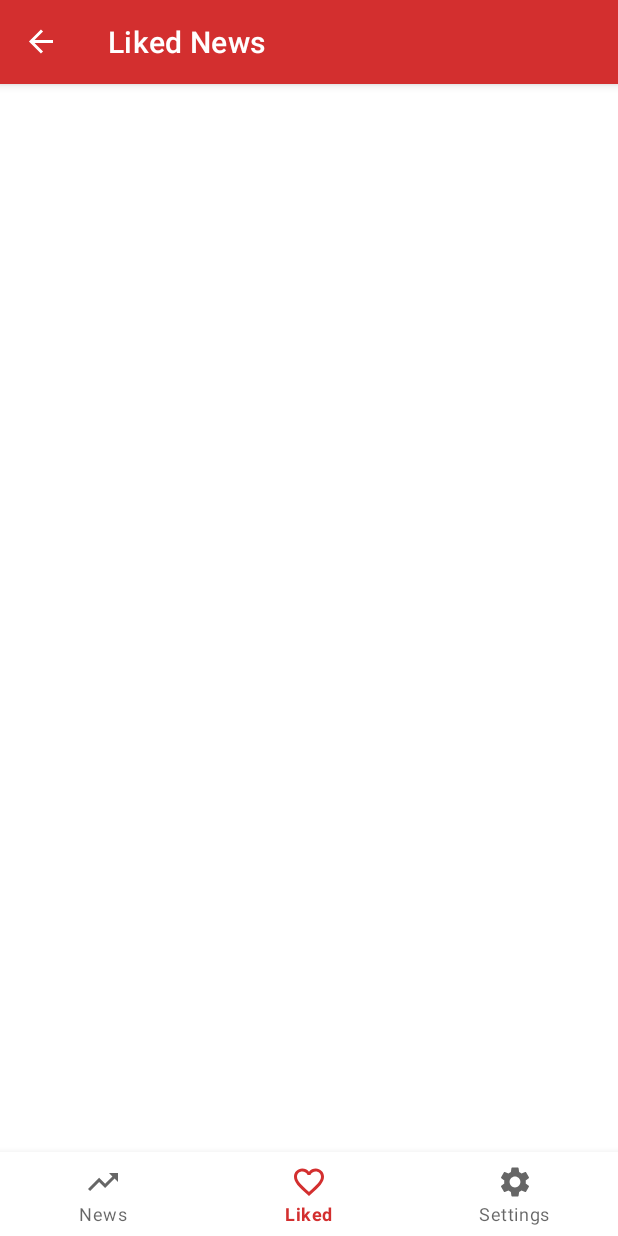
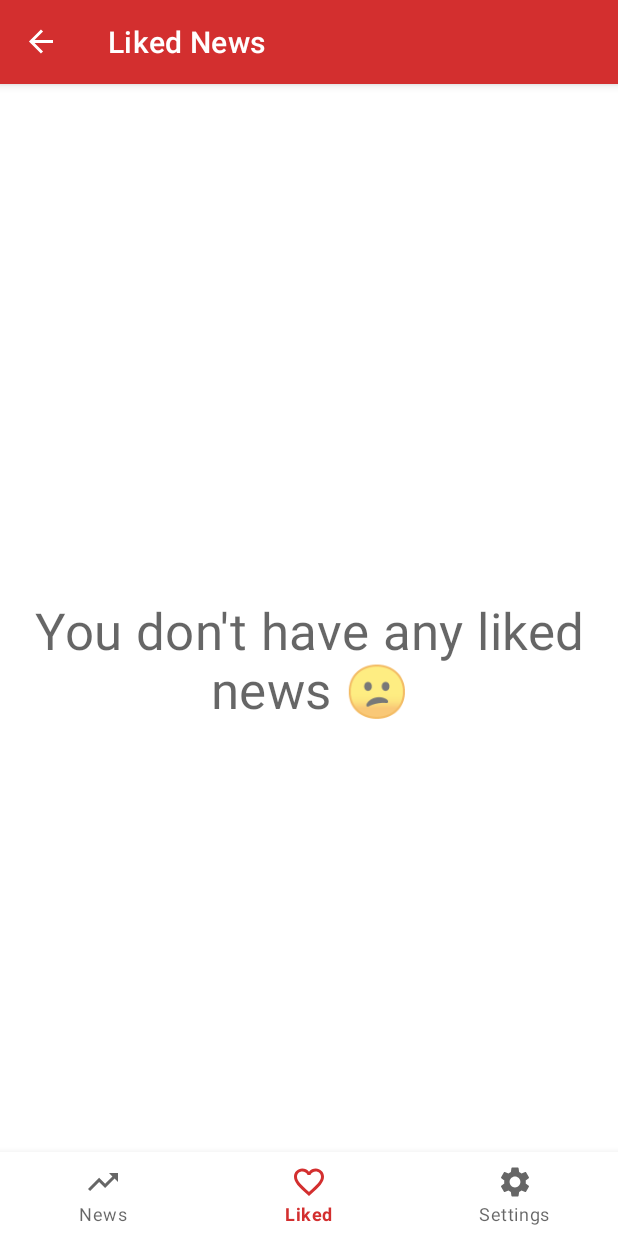
Before and after one commit to CzarqR/Newsi, an Android app: the LikedFragment screen opened through its navigation route, on a phone screen of 412 x 824 dp. Run offline under Robolectric (Android 15) with nearby library versions, the phone set to English and light mode, and no system bars; our stand-ins replace Dagger/Hilt's generated code, Room's generated code, Timber, navigation-ui, paging; libraries missing offline, so code that uses them is left out: androidx.hilt.lifecycle, com.myniprojects.livesh; 4 statements that could not run were skipped.

Commit message:
SplashScreen, correct loading and error state, LikedNews info about empty list

```diff
--- a/app/src/main/AndroidManifest.xml
+++ b/app/src/main/AndroidManifest.xml
@@ -21,7 +21,7 @@
         android:label="@string/app_name"
         android:roundIcon="@mipmap/ic_launcher_round"
         android:supportsRtl="true"
-        android:theme="@style/Theme.Newsi"
+        android:theme="@style/SplashScreenTheme"
         tools:ignore="UnusedAttribute">
         <activity android:name=".ui.MainActivity">
             <intent-filter>
--- a/app/src/main/java/com/myniprojects/newsi/adapters/newsrecycler/NewsRecyclerAdapter.kt
+++ b/app/src/main/java/com/myniprojects/newsi/adapters/newsrecycler/NewsRecyclerAdapter.kt
@@ -19,7 +19,7 @@ class NewsRecyclerAdapter(
         {
             R.layout.news_recycler_item ->
             {
-                NewsViewHolder.from(parent)
+                NewsViewHolder.create(parent)
             }
             R.layout.news_separator_item ->
             {
--- a/app/src/main/java/com/myniprojects/newsi/adapters/newsrecycler/NewsViewHolder.kt
+++ b/app/src/main/java/com/myniprojects/newsi/adapters/newsrecycler/NewsViewHolder.kt
@@ -12,7 +12,7 @@ class NewsViewHolder private constructor(
 {
     companion object
     {
-        fun from(parent: ViewGroup): NewsViewHolder
+        fun create(parent: ViewGroup): NewsViewHolder
         {
             val layoutInflater = LayoutInflater.from(parent.context)
             val binding = NewsRecyclerItemBinding.inflate(layoutInflater, parent, false)
--- a/app/src/main/java/com/myniprojects/newsi/db/DomainNewsDao.kt
+++ b/app/src/main/java/com/myniprojects/newsi/db/DomainNewsDao.kt
@@ -1,5 +1,6 @@
 package com.myniprojects.newsi.db
 
+import androidx.lifecycle.LiveData
 import androidx.paging.PagingSource
 import androidx.room.Dao
 import androidx.room.Insert
@@ -23,4 +24,7 @@ interface DomainNewsDao
 
     @Query("SELECT COUNT(url) FROM domain_news WHERE url=:url")
     suspend fun checkIfLiked(url: String): Int
+
+    @Query("SELECT COUNT(url) FROM domain_news")
+    fun countLiked(): LiveData<Long>
 }
--- a/app/src/main/java/com/myniprojects/newsi/ui/MainActivity.kt
+++ b/app/src/main/java/com/myniprojects/newsi/ui/MainActivity.kt
@@ -31,8 +31,8 @@ class MainActivity : AppCompatActivity()
     {
 
         super.onCreate(savedInstanceState)
+        setTheme(R.style.Theme_Newsi)
         observeSharedPreferences()
-
         binding = ActivityMainBinding.inflate(layoutInflater)
         setContentView(binding.root)
 
--- a/app/src/main/java/com/myniprojects/newsi/ui/fragments/LikedFragment.kt
+++ b/app/src/main/java/com/myniprojects/newsi/ui/fragments/LikedFragment.kt
@@ -2,6 +2,7 @@ package com.myniprojects.newsi.ui.fragments
 
 import android.os.Bundle
 import android.view.View
+import androidx.core.view.isVisible
 import androidx.fragment.app.Fragment
 import androidx.fragment.app.activityViewModels
 import androidx.lifecycle.lifecycleScope
@@ -58,12 +59,6 @@ class LikedFragment : Fragment(R.layout.fragment_liked)
         }
 
         binding.recViewNews.adapter = newsRecyclerAdapter
-
-//        binding.recViewNews.adapter = newsRecyclerAdapter.withLoadStateHeaderAndFooter(
-//            header = NewsLoadStateAdapter { newsRecyclerAdapter.retry() },
-//            footer = NewsLoadStateAdapter { newsRecyclerAdapter.retry() }
-//        )
-
     }
 
     private fun likeNews(news: News)
@@ -77,6 +72,7 @@ class LikedFragment : Fragment(R.layout.fragment_liked)
     {
         Timber.d("Opened $news")
 
+        viewModel.openNews(news)
         if (viewModel.openInExternal.value == true)
         {
             if (!openWeb(news.url))
@@ -98,6 +94,22 @@ class LikedFragment : Fragment(R.layout.fragment_liked)
                 binding.recViewNews.layoutManager?.onRestoreInstanceState(it)
             }
         })
+
+        viewModel.countLikeNews.observe(viewLifecycleOwner, {
+            with(binding)
+            {
+                if (it == 0L)
+                {
+                    recViewNews.isVisible = false
+                    txtNoLiked.isVisible = true
+                }
+                else
+                {
+                    recViewNews.isVisible = true
+                    txtNoLiked.isVisible = false
+                }
+            }
+        })
     }
 
 
--- a/app/src/main/java/com/myniprojects/newsi/utils/BindingAdapters.kt
+++ b/app/src/main/java/com/myniprojects/newsi/utils/BindingAdapters.kt
@@ -31,6 +31,7 @@ fun ImageView.bindImage(imgUrl: String?)
     else
     {
         val imgUri = imgUrl.toUri().buildUpon().scheme("https").build()
+        this@bindImage.maxHeight = this@bindImage.context.dpToPx(250f).toInt()
 
 
         Glide.with(context)
@@ -113,7 +114,6 @@ fun MaterialButton.setSelection(isLiked: Boolean?)
 @BindingAdapter("timeFormat")
 fun TextView.setTimeFormat(date: String?)
 {
-    // todo validation, some news have different date format
     if (date != null)
     {
         if (Build.VERSION.SDK_INT >= Build.VERSION_CODES.O)
--- a/app/src/main/java/com/myniprojects/newsi/utils/Constants.kt
+++ b/app/src/main/java/com/myniprojects/newsi/utils/Constants.kt
@@ -59,5 +59,4 @@ object Constants
 
     // database
     const val DATABASE_NAME = "newsi.db"
-
 }
--- a/app/src/main/java/com/myniprojects/newsi/viewmodel/MainViewModel.kt
+++ b/app/src/main/java/com/myniprojects/newsi/viewmodel/MainViewModel.kt
@@ -136,6 +136,7 @@ class MainViewModel @ViewModelInject constructor(
     }
 
     val likedNews = newsRepository.getLikedNews().mapToRecyclerModel().cachedIn(viewModelScope)
+    val countLikeNews = appDatabase.domainNewsDao.countLiked()
 
 
     private fun Flow<PagingData<News>>.mapToRecyclerModel(): Flow<PagingData<NewsRecyclerModel>>
--- /dev/null
+++ b/app/src/main/res/drawable/ic_logo.xml
@@ -0,0 +1,23 @@
+<vector android:height="200dp" android:viewportHeight="64"
+    android:viewportWidth="64" android:width="200dp" xmlns:android="http://schemas.android.com/apk/res/android">
+    <path android:fillColor="#e5e4d1" android:pathData="m57,61h-50a4,4 0,0 1,-4 -4v-54h42l12,12z"/>
+    <path android:fillColor="#c6c3a7" android:pathData="m57,15h-12v-12z"/>
+    <path android:fillColor="#e5e4d1" android:pathData="m47,5h10v10z"/>
+    <path android:fillColor="#d3d1b6" android:pathData="m57,8h4a0,0 0,0 1,0 0v49a4,4 0,0 1,-4 4,0 0,0 0,1 0,0v-53a0,0 0,0 1,0 0z"/>
+    <path android:fillColor="#d75745" android:pathData="m13,14h-0.307l-3,-8h-3.693v10h2v-8h0.307l3,8h3.693v-10h-2z"/>
+    <path android:fillColor="#d75745" android:pathData="m32,14h-0.323l-1.748,-4.371a1,1 0,0 0,-1.858 0l-1.748,4.371h-0.323v-8h-2v9a1,1 0,0 0,1 1h2a1,1 0,0 0,0.929 -0.629l1.071,-2.679 1.071,2.679a1,1 0,0 0,0.929 0.629h2a1,1 0,0 0,1 -1v-9h-2z"/>
+    <path android:fillColor="#d75745" android:pathData="m17,16h5v-2h-3v-2h3v-2h-3v-2h3v-2h-5z"/>
+    <path android:fillColor="#d75745" android:pathData="m42,8v-2h-5a1,1 0,0 0,-1 1v4a1,1 0,0 0,1 1h3v2h-4v2h5a1,1 0,0 0,1 -1v-4a1,1 0,0 0,-1 -1h-3v-2z"/>
+    <path android:fillColor="#2d75bb" android:pathData="m6,18h48v2h-48z"/>
+    <path android:fillColor="#f9bb4b" android:pathData="m7,24h22v12h-22z"/>
+    <path android:fillColor="#394d5c" android:pathData="m6,43h14v2h-14z"/>
+    <path android:fillColor="#394d5c" android:pathData="m6,39h24v2h-24z"/>
+    <path android:fillColor="#394d5c" android:pathData="m6,47h22v2h-22z"/>
+    <path android:fillColor="#f9bb4b" android:pathData="m53,48l-14,-0l-0,-8l14,-0z"/>
+    <path android:fillColor="#2d75bb" android:pathData="m53,56l-46,-0l-0,-4l46,-0z"/>
+    <path android:fillColor="#f9bb4b" android:pathData="m33,24h20v4h-20z"/>
+    <path android:fillColor="#f9bb4b" android:pathData="m33,32h20v4h-20z"/>
+    <path android:fillColor="#394d5c" android:pathData="m32,39h4v2h-4z"/>
+    <path android:fillColor="#394d5c" android:pathData="m22,43h14v2h-14z"/>
+    <path android:fillColor="#394d5c" android:pathData="m30,47h6v2h-6z"/>
+</vector>
--- /dev/null
+++ b/app/src/main/res/drawable/splash_image.xml
@@ -0,0 +1,7 @@
+<?xml version="1.0" encoding="utf-8"?>
+<layer-list xmlns:android="http://schemas.android.com/apk/res/android">
+    <item android:drawable="@color/colorPrimaryVariant" />
+    <item
+        android:drawable="@drawable/ic_logo"
+        android:gravity="center" />
+</layer-list>
--- a/app/src/main/res/layout/activity_main.xml
+++ b/app/src/main/res/layout/activity_main.xml
@@ -32,7 +32,6 @@
                 app:layout_scrollFlags="scroll|enterAlways"
                 app:popupTheme="@style/ThemeOverlay.AppCompat.Light"
                 app:title="@string/trending_now"
-                app:titleTextColor="@color/colorOnSecondary"
                 />
 
         </com.google.android.material.appbar.AppBarLayout>
--- a/app/src/main/res/layout/fragment_liked.xml
+++ b/app/src/main/res/layout/fragment_liked.xml
@@ -1,9 +1,9 @@
 <?xml version="1.0" encoding="utf-8"?>
 <FrameLayout xmlns:android="http://schemas.android.com/apk/res/android"
+    xmlns:app="http://schemas.android.com/apk/res-auto"
+    xmlns:tools="http://schemas.android.com/tools"
     android:layout_width="match_parent"
     android:layout_height="match_parent"
-    xmlns:app="http://schemas.android.com/apk/res-auto"
-    xmlns:tools="http://schemas.android.com/tools"
     >
 
     <androidx.recyclerview.widget.RecyclerView
@@ -14,4 +14,14 @@
         tools:listitem="@layout/news_recycler_item"
         />
 
+    <com.google.android.material.textview.MaterialTextView
+        android:id="@+id/txtNoLiked"
+        android:layout_width="match_parent"
+        android:layout_height="match_parent"
+        android:gravity="center"
+        android:text="@string/no_liked_news"
+        android:padding="16dp"
+        android:textAppearance="?attr/textAppearanceHeadline4"
+
+        />
 </FrameLayout>
--- a/app/src/main/res/values/colors.xml
+++ b/app/src/main/res/values/colors.xml
@@ -9,8 +9,8 @@
     <color name="colorSecondaryVariant">#006978</color>
 
 
-    <color name="colorOnPrimary">#FF000000</color>
-    <color name="colorOnSecondary">#FFFFFFFF</color>
+    <color name="colorOnSecondary">#FF000000</color>
+    <color name="colorOnPrimary">#FFFFFFFF</color>
 
 
     //hart icon
--- a/app/src/main/res/values/strings.xml
+++ b/app/src/main/res/values/strings.xml
@@ -18,4 +18,6 @@
     <string name="share">Share</string>
     <string name="open_in_browser">Open in browser</string>
     <string name="more_options">More options</string>
+    <string name="couldnt_load_new_data">We can\'t load current news. You see news loaded previously. Check Your internet connection</string>
+    <string name="no_liked_news">You don\'t have any liked news &#128533;</string>
 </resources>
--- a/app/src/main/res/values/themes.xml
+++ b/app/src/main/res/values/themes.xml
@@ -4,14 +4,14 @@
         <!-- Primary brand color. -->
         <item name="colorPrimary">@color/colorPrimary</item>
         <item name="colorPrimaryVariant">@color/colorPrimaryVariant</item>
-        <item name="colorOnPrimary">@color/colorOnSecondary</item>
+        <item name="colorOnPrimary">@color/colorOnPrimary</item>
         <!-- Secondary brand color. -->
         <item name="colorSecondary">@color/colorSecondary</item>
         <item name="colorSecondaryVariant">@color/colorSecondaryVariant</item>
-        <item name="colorOnSecondary">@color/colorOnPrimary</item>
+        <item name="colorOnSecondary">@color/colorOnSecondary</item>
         <!-- Status bar color. -->
         <item name="android:statusBarColor" tools:targetApi="l">?attr/colorPrimaryVariant</item>
-        <!-- Customize your theme here. -->
+
         <item name="autoCompleteTextViewStyle">@style/SearchAutoCompleteTextView</item>
         <item name="android:navigationBarColor">@color/colorPrimaryVariant</item>
         <!-- Overflow menu-->
@@ -21,13 +21,12 @@
 
     <!--    Make toolbar SearchView text white-->
     <style name="SearchAutoCompleteTextView" parent="Widget.AppCompat.Light.AutoCompleteTextView">
-        <item name="android:textColor">@color/colorOnSecondary</item>
-        <item name="android:textColorHint">@color/colorOnSecondary</item>
+        <item name="android:textColor">@color/colorOnPrimary</item>
+        <item name="android:textColorHint">@color/colorOnPrimary</item>
     </style>
 
 
     <style name="ToolbarTheme" parent="ThemeOverlay.MaterialComponents.Toolbar.Primary">
-<!--        <item name="colorOnPrimary">@color/colorPrimaryVariant</item>-->
         <item name="android:textColor">@color/overflow_menu</item>
 
     </style>
@@ -49,4 +48,9 @@
         <item name="android:background">@color/colorSecondaryVariant</item>
     </style>
 
+
+    <style name="SplashScreenTheme" parent="Theme.MaterialComponents.DayNight.NoActionBar">
+        <item name="android:windowBackground">@drawable/splash_image</item>
+        <item name="android:statusBarColor">@color/colorPrimaryVariant</item>
+    </style>
 </resources>
```
Also changed, not shown: app/src/main/java/com/myniprojects/newsi/ui/fragments/HomeFragment.kt (+36 -23 lines), app/src/main/java/com/myniprojects/newsi/utils/ContextUtils.kt (+18 -0 lines), app/src/main/res/values-night/themes.xml (deleted, +0 -19 lines).
